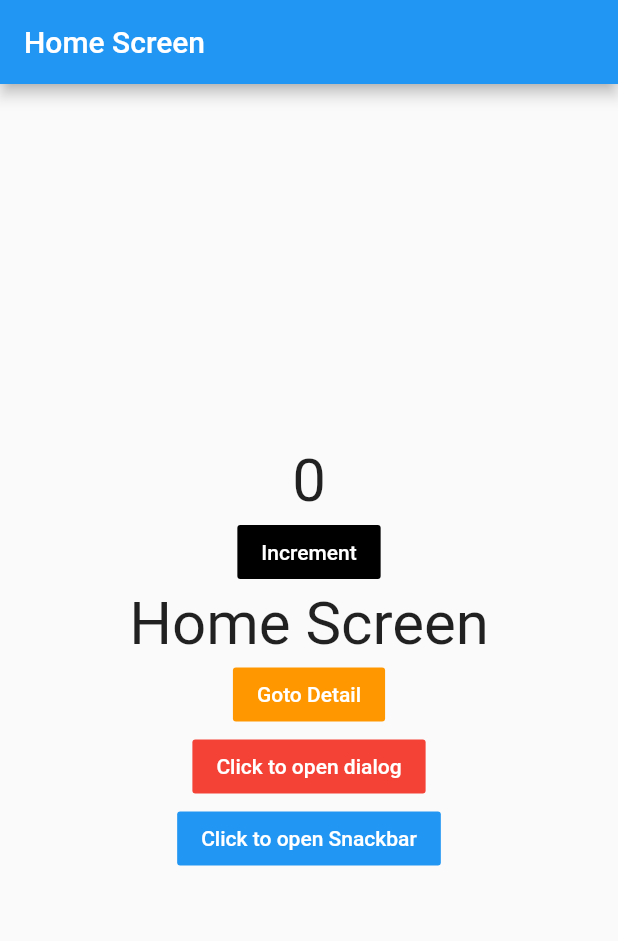
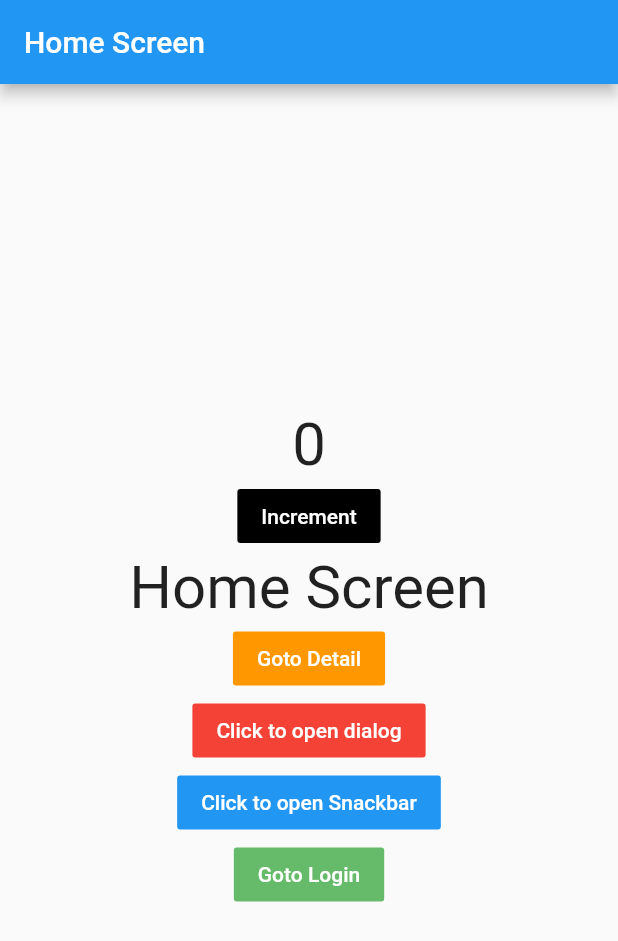
Before and after one commit to MHuzaifaKhan97/Learning_Flutter, a Flutter app: the screen it shows after launch, on a phone screen of 412 x 824 dp. Shown: the top 941 px of the screen. Run offline on Flutter 3.47's test engine with Material 2 defaults, Android fonts, the phone set to English and light mode, and no system bars; our stand-ins replace get, get_storage.

Commit message:
Flutter with GetX

```diff
--- a/learn_getx/lib/main.dart
+++ b/learn_getx/lib/main.dart
@@ -3,6 +3,7 @@ import 'package:get/get.dart';
 import 'package:get/get_navigation/src/root/get_material_app.dart';
 import 'package:learn_getx/screens/detail/binding/detail_binding.dart';
 import 'package:learn_getx/screens/home/binding/home_binding.dart';
+import 'package:learn_getx/screens/login/view/login.dart';
 import './screens/home/view/home.dart';
 import './screens/detail/view/detail.dart';
 
@@ -20,9 +21,15 @@ class MyApp extends StatelessWidget {
         primarySwatch: Colors.blue,
         visualDensity: VisualDensity.adaptivePlatformDensity,
       ),
+      defaultTransition: Transition.rightToLeft,
       getPages: [
-        GetPage(name: '/home', page: ()=> HomeScreen(),binding: HomeBinding()),
-        GetPage(name: '/detail', page: ()=> DetailScreen(), binding: DetailBinding()),
+        GetPage(
+            name: '/home', page: () => HomeScreen(), binding: HomeBinding()),
+        GetPage(
+            name: '/detail',
+            page: () => DetailScreen(),
+            binding: DetailBinding()),
+        GetPage(name: '/login', page: () => Login()),
       ],
       initialRoute: '/home',
       // home: HomeScreen(),
--- a/learn_getx/lib/screens/detail/view/detail.dart
+++ b/learn_getx/lib/screens/detail/view/detail.dart
@@ -1,7 +1,6 @@
 import 'package:flutter/material.dart';
 import 'package:get/get.dart';
 import 'package:learn_getx/screens/home/controller/home_controller.dart';
-import 'package:learn_getx/services/api_service.dart';
 
 class DetailScreen extends StatelessWidget {
   @override
--- a/learn_getx/lib/screens/home/view/home.dart
+++ b/learn_getx/lib/screens/home/view/home.dart
@@ -3,7 +3,6 @@ import 'package:get/get_core/src/get_main.dart';
 import 'package:get/get.dart';
 import 'package:learn_getx/screens/home/controller/home_controller.dart';
 import 'package:learn_getx/services/api_service.dart';
-import '../../detail/view/detail.dart';
 
 class HomeScreen extends StatelessWidget {
   // this will inject the dependency and also return reference of the service.
@@ -99,6 +98,16 @@ class HomeScreen extends StatelessWidget {
               ),
               color: Colors.blue,
             ),
+            FlatButton(
+              onPressed: () {
+                Get.toNamed('/login');
+              },
+              child: Text(
+                'Goto Login',
+                style: TextStyle(color: Colors.white),
+              ),
+              color: Colors.green[400],
+            ),
           ],
         ),
       ),
--- /dev/null
+++ b/learn_getx/lib/screens/login/controller/login_controller.dart
@@ -0,0 +1,3 @@
+import 'package:get/get.dart';
+
+class LoginController extends GetxController {}
```
Also changed, not shown: learn_getx/lib/screens/login/binding/login_binding.dart (added, +9 -0 lines), learn_getx/lib/screens/login/view/login.dart (added, +98 -0 lines).
